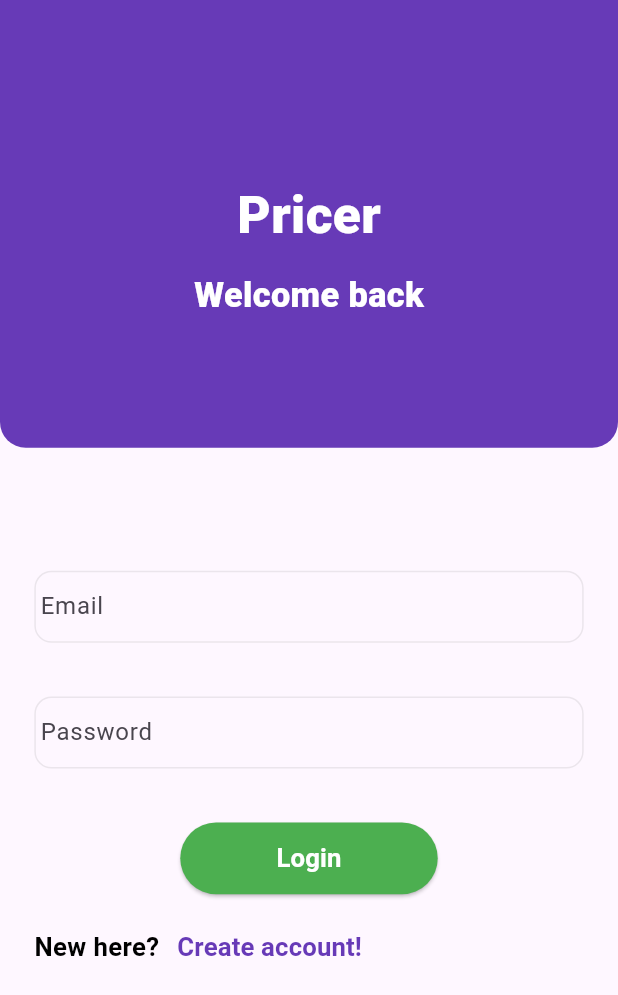
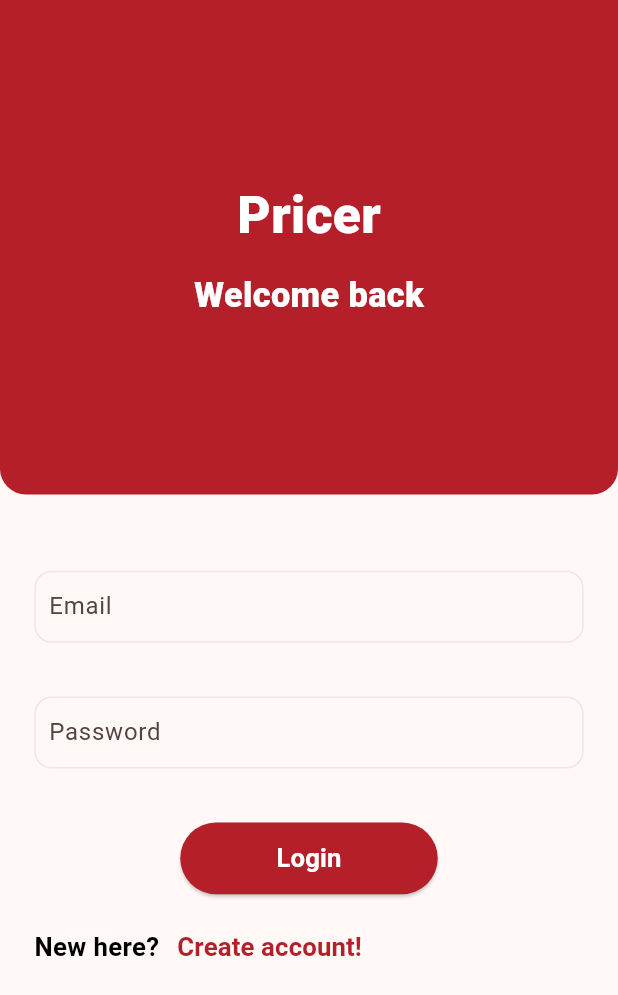
Before and after one commit to shehabismai10/pricer, a Flutter app: the LoginPage screen opened directly, after a tap on "Create account!", after a tap on "Login!", on a phone screen of 412 x 824 dp. Shown: the top 995 px of the screen. Run offline on Flutter 3.47's test engine with Material 3 defaults, Android fonts, the phone set to English and light mode, and no system bars; our stand-ins replace bloc, cloud_firestore, dartz, equatable, firebase_auth, firebase_core and 7 more; accounts and stored records are empty.

Commit message:
ui improvements

```diff
--- a/lib/core/constants/colors.dart
+++ b/lib/core/constants/colors.dart
@@ -1,6 +1,6 @@
 import 'package:flutter/material.dart';
 
-const Color primaryColor = Color(0xFF1B2F60);
+const Color primaryColor = Color.fromRGBO(180,31,42,1);
 const Color secondaryColor = Color.fromRGBO(241, 129, 34, 1);
 const Color hintColor = Color.fromRGBO(199, 199, 199, 1);
 const Color shadowColor = Color.fromRGBO(245, 245, 247, 1);
--- a/lib/core/widgets/custom_text_field.dart
+++ b/lib/core/widgets/custom_text_field.dart
@@ -89,7 +89,7 @@ class CustomTextField extends StatelessWidget {
                     .copyWith(color: Colors.red, fontSize: 14.sp),
                 errorMaxLines: 1,
                 contentPadding:
-                EdgeInsets.only(right: 3.w, bottom: 2.h, top: 2.h),
+                EdgeInsets.only(left: 5.w,right: 3.w, bottom: 2.h, top: 2.h),
                 iconColor: hintColor,
                 suffixIcon: suffix,
                 counterStyle: const TextStyle(
--- a/lib/features/auth/presentation/pages/login_page.dart
+++ b/lib/features/auth/presentation/pages/login_page.dart
@@ -14,6 +14,8 @@ import 'package:pricer/features/auth/presentation/pages/register_page.dart';
 import 'package:pricer/features/home/presentation/pages/homePage.dart';
 import 'package:provider/provider.dart';
 
+import '../../../../core/constants/colors.dart';
+
 class LoginPage extends StatelessWidget {
   const LoginPage({super.key});
 
@@ -24,15 +26,16 @@ class LoginPage extends StatelessWidget {
         body: Form(
       key: authHelper.loginForm,
       child: SingleChildScrollView(
+        child: Container(width: MediaQuery.of(context).size.width,height: MediaQuery.of(context).size.height,
           child: Stack(
             children: [
               Positioned(
                 top: 0,
                 child: Container(
-                height: 250.h,
+                  height: MediaQuery.of(context).size.height/2.5,
                   width: MediaQuery.of(context).size.width,
                   decoration: BoxDecoration(
-                    color: Colors.deepPurple,
+                      color: primaryColor,
                       borderRadius: BorderRadius.only(
                           bottomRight: Radius.circular(15.r),
                           bottomLeft: Radius.circular(15.r))),
@@ -133,7 +136,7 @@ class LoginPage extends StatelessWidget {
                           },
                           size: Size(150.w, 40.h),
                           title: 'Login',
-                        color: Colors.green,
+                          color: primaryColor,
                           loading: state.status == AuthStatus.loading,
                           child:state.status == AuthStatus.loading?const CircularProgressIndicator(): Text(
                             'Login',
@@ -151,12 +154,13 @@ class LoginPage extends StatelessWidget {
                             ),
                             TextButton(
                                 onPressed: () {
-                                navigateAndReplace(context, const RegisterPage());
+                                  Navigator.of(context).pushReplacement(_createRoute());
+                                  // navigateAndReplace(context, const RegisterPage());
                                 },
                                 child: Text(
                                   'Create account!',
                                   style: regularTextStyle.copyWith(
-                                    color: Colors.deepPurple),
+                                      color: primaryColor),
                                 )),
                           ],
                         ),
@@ -168,6 +172,24 @@ class LoginPage extends StatelessWidget {
             ],
           ),
         ),
+      ),
     ));
   }
 }
+Route _createRoute() {
+  return PageRouteBuilder(
+    pageBuilder: (context, animation, secondaryAnimation) => const RegisterPage(),
+    transitionsBuilder: (context, animation, secondaryAnimation, child) {
+      var begin = const Offset(1.0, 0.0);
+      var end = Offset.zero;
+      var curve = Curves.easeIn;
+
+      var tween = Tween(begin: begin, end: end).chain(CurveTween(curve: curve));
+
+      return SlideTransition(
+        position: animation.drive(tween),
+        child: child,
+      );
+    },
+  );
+}
--- a/lib/features/auth/presentation/pages/register_page.dart
+++ b/lib/features/auth/presentation/pages/register_page.dart
@@ -10,6 +10,7 @@ import 'package:pricer/features/auth/presentation/bloc/auth_bloc.dart';
 import 'package:pricer/features/auth/presentation/pages/login_page.dart';
 import 'package:pricer/features/home/presentation/pages/homePage.dart';
 
+import '../../../../core/constants/colors.dart';
 import '../../../../core/widgets/custom_text_field.dart';
 import '../../../../data/helpers/validation_helper.dart';
 
@@ -24,18 +25,19 @@ class RegisterPage extends StatelessWidget {
         body: Form(
       key: context.watch<AuthHelper>().registerForm,
       child: SingleChildScrollView(
+        child: Container(width: MediaQuery.of(context).size.width,height: MediaQuery.of(context).size.height,
           child: Stack(
             children: [
               Positioned(
                 top: 0,
                 child: Container(
-                height: 250.h,
+                  height: MediaQuery.of(context).size.height/2.5,
                   width: MediaQuery.of(context).size.width,
                   decoration: BoxDecoration(
-                    color: Colors.deepPurple,
+                      color:primaryColor,
                       borderRadius: BorderRadius.only(
-                        bottomRight: Radius.circular(15.r),
-                        bottomLeft: Radius.circular(15.r))),
+                          bottomRight: Radius.circular(20.r),
+                          bottomLeft: Radius.circular(20.r))),
                 ),
               ),
               Padding(
@@ -57,14 +59,14 @@ class RegisterPage extends StatelessWidget {
                       child: Text(
                         "Create account",
                         style: TextStyle(
-                          color: Colors.white,
+                            color:Colors.white,
                             fontSize: 20.sp,
                             fontWeight: FontWeight.w800),
                       ),
                     ),
                     Padding(
                       padding: EdgeInsets.only(bottom: 30.0.h),
-                    child: CustomTextField(
+                      child: CustomTextField(fillColor: Colors.white,hintTextColor: primaryColor,
                         textEditingController: context.watch<AuthHelper>().name,
                         hintText: 'Name',
                         validation: (p0) {
@@ -76,7 +78,7 @@ class RegisterPage extends StatelessWidget {
                     ),
                     Padding(
                       padding: EdgeInsets.only(bottom: 30.0.h),
-                    child: CustomTextField(
+                      child: CustomTextField(fillColor: Colors.white,hintTextColor: primaryColor,
                         textEditingController: authHelper.email,
                         hintText: 'Email',
                         validation: (p0) {
@@ -88,7 +90,7 @@ class RegisterPage extends StatelessWidget {
                     ),
                     Padding(
                       padding: EdgeInsets.only(bottom: 30.0.h),
-                    child: CustomTextField(
+                      child: CustomTextField(fillColor: Colors.white,hintTextColor: primaryColor,
                         textEditingController:
                         authHelper.password,
                         visible: true,
@@ -138,7 +140,7 @@ class RegisterPage extends StatelessWidget {
                         },
                         size: Size(150.w, 40.h),
                         title: 'Create account',
-                      color: Colors.green,
+                        color: primaryColor,
                         loading: state.status == AuthStatus.loading,
                         child:  state.status == AuthStatus.loading?CircularProgressIndicator():Text(
                           'Create account',
@@ -152,16 +154,16 @@ class RegisterPage extends StatelessWidget {
                         children: [
                           Text(
                             'Already have an account?',
-                          style: regularTextStyle,
+                            style: regularTextStyle.copyWith(color: Colors.black),
                           ),
                           TextButton(
                               onPressed: () {
-                              navigateAndReplace(context, const LoginPage());
+                                Navigator.of(context).pushReplacement(_createRoute());
                               },
                               child: Text(
                                 'Login!',
-                              style: regularTextStyle.copyWith(
-                                  color: Colors.deepPurple),
+                                style: standardTextStyle.copyWith(
+                                    color: primaryColor),
                               )),
                         ],
                       ),
@@ -172,6 +174,24 @@ class RegisterPage extends StatelessWidget {
             ],
           ),
         ),
+      ),
     ));
   }
 }
+Route _createRoute() {
+  return PageRouteBuilder(
+    pageBuilder: (context, animation, secondaryAnimation) => const LoginPage(),
+    transitionsBuilder: (context, animation, secondaryAnimation, child) {
+      var begin = const Offset(1.0, 0.0);
+      var end = Offset.zero;
+      var curve = Curves.easeIn;
+
+      var tween = Tween(begin: begin, end: end).chain(CurveTween(curve: curve));
+
+      return SlideTransition(
+        position: animation.drive(tween),
+        child: child,
+      );
+    },
+  );
+}
--- a/lib/features/home/presentation/pages/profile_page.dart
+++ b/lib/features/home/presentation/pages/profile_page.dart
@@ -42,7 +42,7 @@ class ProfilePage extends StatelessWidget {
           'Profile',
           style: regularTextStyle.copyWith(color: Colors.white),
         ),
-        backgroundColor: Colors.deepPurple,
+        backgroundColor: primaryColor,
       ),
       body: StreamBuilder(
           stream: FirebaseFirestore.instance
@@ -227,7 +227,7 @@ class ProfilePage extends StatelessWidget {
                             child: Text(
                               userModel.email ?? '',
                               style: largeTextStyle.copyWith(
-                                  color: Colors.deepPurple),
+                                  color: primaryColor),
                             ))),
                     const Spacer(),
                     Padding(
--- a/lib/features/products/presentation/pages/product_details_page.dart
+++ b/lib/features/products/presentation/pages/product_details_page.dart
@@ -6,6 +6,8 @@ import 'package:pricer/core/constants/styles.dart';
 import 'package:pricer/core/widgets/custom_button.dart';
 import 'package:pricer/features/products/data/entity/product_model.dart';
 import 'package:url_launcher/url_launcher.dart';
+
+import '../../../../core/constants/colors.dart';
 
 class ProductDetailsPage extends StatelessWidget {
   final ProductModel productModel;
@@ -48,7 +50,7 @@ class ProductDetailsPage extends StatelessWidget {
                             icon: Icon(
                               Icons.arrow_back_ios_rounded,
                               size: 20.sp,
-                              color: Colors.deepPurple,
+                              color: primaryColor,
                             ))),
                   )
                 ],
@@ -75,7 +77,7 @@ class ProductDetailsPage extends StatelessWidget {
             const Spacer(),
             Padding(
               padding: const EdgeInsets.only(bottom: 15.0).h,
-              child: CustomButton(color: Colors.deepPurple,size: Size(250.w, 35.h),
+              child: CustomButton(color: primaryColor,size: Size(250.w, 35.h),
                 onPressed: () =>
                   launchUrl(Uri.parse(productModel.link??''))
 
--- a/lib/features/products/presentation/widgets/product_widget.dart
+++ b/lib/features/products/presentation/widgets/product_widget.dart
@@ -6,6 +6,8 @@ import 'package:pricer/data/helpers/navigation_helper.dart';
 import 'package:pricer/features/products/data/entity/product_model.dart';
 import 'package:pricer/features/products/presentation/pages/product_details_page.dart';
 import 'package:url_launcher/url_launcher.dart';
+
+import '../../../../core/constants/colors.dart';
 
 class ProductWidget extends StatelessWidget {
   final ProductModel productModel;
@@ -39,7 +41,7 @@ class ProductWidget extends StatelessWidget {
           ),
         ),trailing: IconButton(onPressed: () {
           launchUrl(Uri.parse(productModel.link??''));
-        }, icon: const Icon(Icons.shopping_cart,color: Colors.deepPurple,)),
+        }, icon: const Icon(Icons.shopping_cart,color: primaryColor,)),
       ),
     );
   }
```
Also changed, not shown: lib/features/home/presentation/pages/homePage.dart (+10 -7 lines), lib/main.dart (+4 -3 lines). Lines whose indentation alone changed are shown as unchanged.
